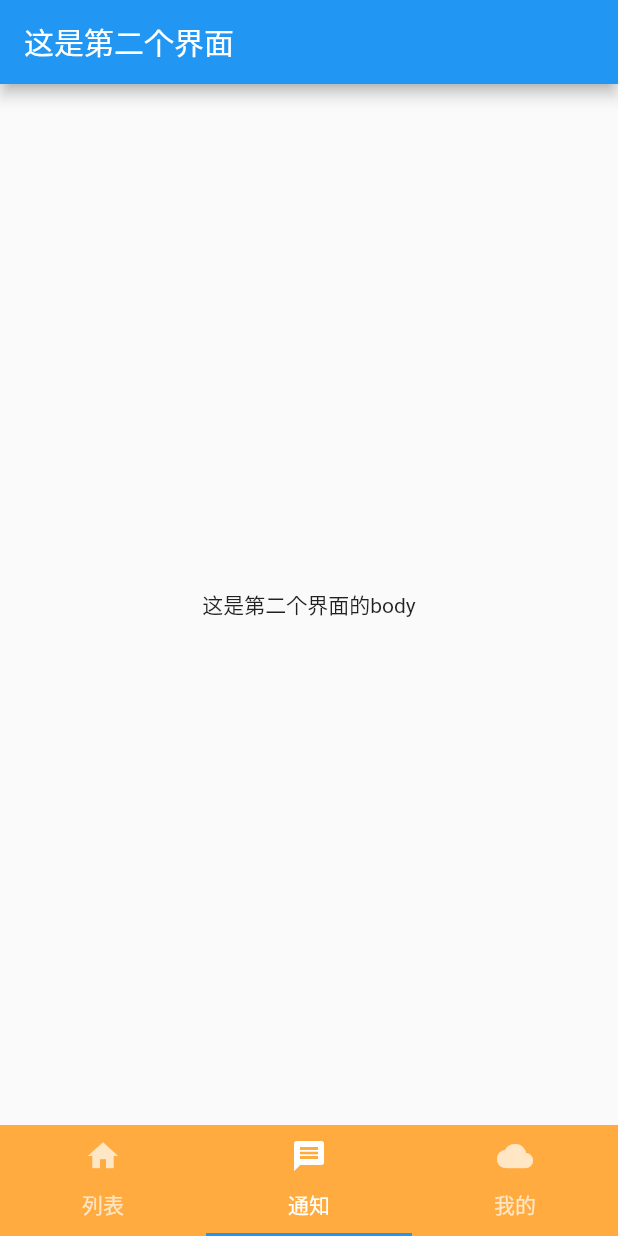
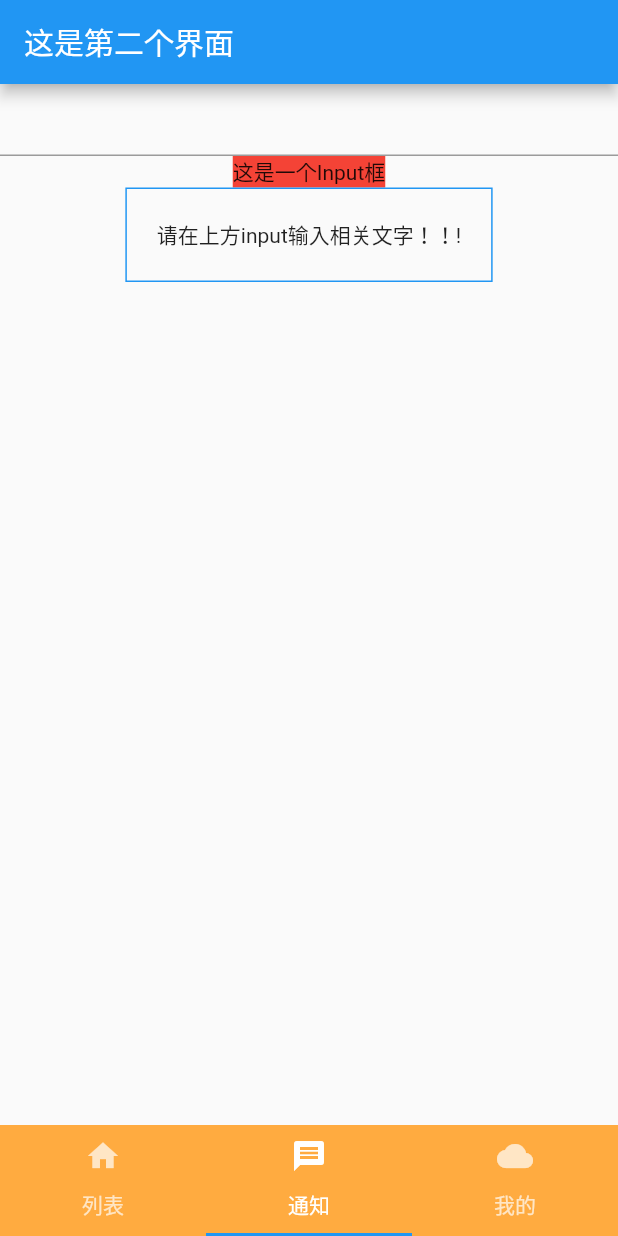
Before and after one commit to CrazyChenzi/learn-flutter, a Flutter app: the screen it shows after launch, item 2 of the bottom bar chosen, on a phone screen of 412 x 824 dp. Run offline on Flutter 3.47's test engine with Material 2 defaults, Android fonts, the phone set to English and light mode, and no system bars; network calls fail.

Commit message:
添加数据通信-组件之间的通信 新增Input.dart组件 改demo参考资料： https://www.jianshu.com/p/bb69f81f6236

```diff
--- /dev/null
+++ b/lib/components/input.dart
@@ -0,0 +1,26 @@
+import 'package:flutter/material.dart';
+
+class Input extends StatelessWidget {
+  String active;
+  Input({Key key, this.active}) : super(key: key);
+
+  @override
+  Widget build(BuildContext context) {
+    return new Column(
+      children: <Widget>[
+        new Container(
+          padding: new EdgeInsets.only(top: 0),
+          child: new Text('这是一个Input框'),
+          color: Colors.red,
+        ),
+        new Container(
+          decoration: new BoxDecoration(
+            border: new Border.all(width: 1.0, color: Colors.blue),
+          ),
+          padding: new EdgeInsets.all(20.0),
+          child: new Text(active),
+        ),
+      ],
+    );
+  }
+}
--- a/lib/views/secondPage.dart
+++ b/lib/views/secondPage.dart
@@ -1,5 +1,6 @@
 import 'package:flutter/cupertino.dart';
 import 'package:flutter/material.dart';
+import 'package:learnflutter/components/input.dart';
 
 class SecondPage extends StatefulWidget {
   @override
@@ -7,6 +8,14 @@ class SecondPage extends StatefulWidget {
 }
 
 class SecondPageState extends State<SecondPage> {
+  TextEditingController controller;
+  String active = '请在上方input输入相关文字！！!';
+
+  @override
+  void initState() {
+    super.initState();
+  }
+
   @override
   Widget build(BuildContext context) {
     return new Scaffold(
@@ -14,8 +23,22 @@ class SecondPageState extends State<SecondPage> {
         title: new Text('这是第二个界面'),
       ),
       body: new Center(
-        child: new Text('这是第二个界面的body'),
+        child: new Column(
+          children: <Widget>[
+            new TextField(
+              controller: controller,
+              onChanged: _onChanged,
+            ),
+            new Input(active: active)
+          ],
+        ),
       ),
     );
   }
+
+  void _onChanged(String value) {
+    setState(() {
+      active = value;
+    });
+  }
 }
```
